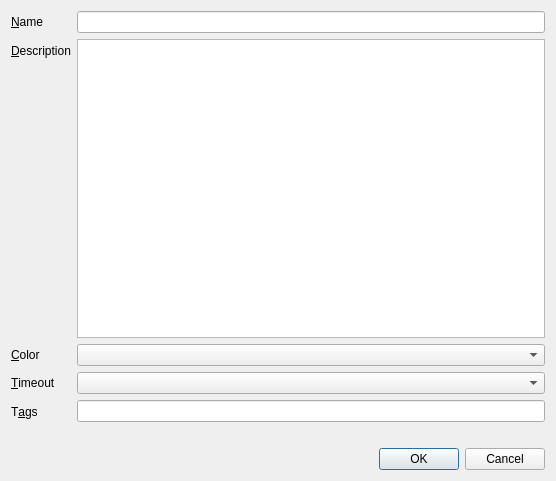
Before: the Qt Designer form client/src/ui/dialogs/camera_bookmark_dialog.ui in networkoptix/nx_open, drawn with Qt 5.
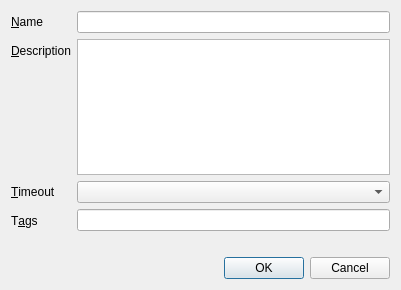
After: the same form once the commit is applied.

Commit message:
Bookmark reforged: lockTime -> timeout, colorIndex removed
<==== Mercurial data ====>
Branch: feature_3203_bookmarks

What changed in the file:
```diff
--- a/client/src/ui/dialogs/camera_bookmark_dialog.ui
+++ b/client/src/ui/dialogs/camera_bookmark_dialog.ui
@@ -6,8 +6,8 @@
    <rect>
     <x>0</x>
     <y>0</y>
-    <width>556</width>
-    <height>481</height>
+    <width>401</width>
+    <height>290</height>
    </rect>
   </property>
   <property name="windowTitle">
@@ -46,32 +46,19 @@
       <widget class="QPlainTextEdit" name="descriptionTextEdit"/>
      </item>
      <item row="2" column="0">
-      <widget class="QLabel" name="colorLabel">
-       <property name="text">
-        <string>&amp;Color</string>
-       </property>
-       <property name="buddy">
-        <cstring>colorComboBox</cstring>
-       </property>
-      </widget>
-     </item>
-     <item row="2" column="1">
-      <widget class="QComboBox" name="colorComboBox"/>
-     </item>
-     <item row="3" column="0">
       <widget class="QLabel" name="timeoutLabel">
        <property name="text">
         <string>&amp;Timeout</string>
        </property>
        <property name="buddy">
-        <cstring>comboBox</cstring>
+        <cstring>timeoutComboBox</cstring>
        </property>
       </widget>
      </item>
-     <item row="3" column="1">
-      <widget class="QComboBox" name="comboBox"/>
+     <item row="2" column="1">
+      <widget class="QComboBox" name="timeoutComboBox"/>
      </item>
-     <item row="4" column="0">
+     <item row="3" column="0">
       <widget class="QLabel" name="tagsLabel">
        <property name="text">
         <string>T&amp;ags</string>
@@ -81,7 +68,7 @@
        </property>
       </widget>
      </item>
-     <item row="4" column="1">
+     <item row="3" column="1">
       <widget class="QWidget" name="tagsWidget" native="true">
        <layout class="QVBoxLayout" name="verticalLayout">
         <property name="leftMargin">
```
Left out of the diff: 3 changed lines with no effect on the pictures. The commit also changes 8 other files.
